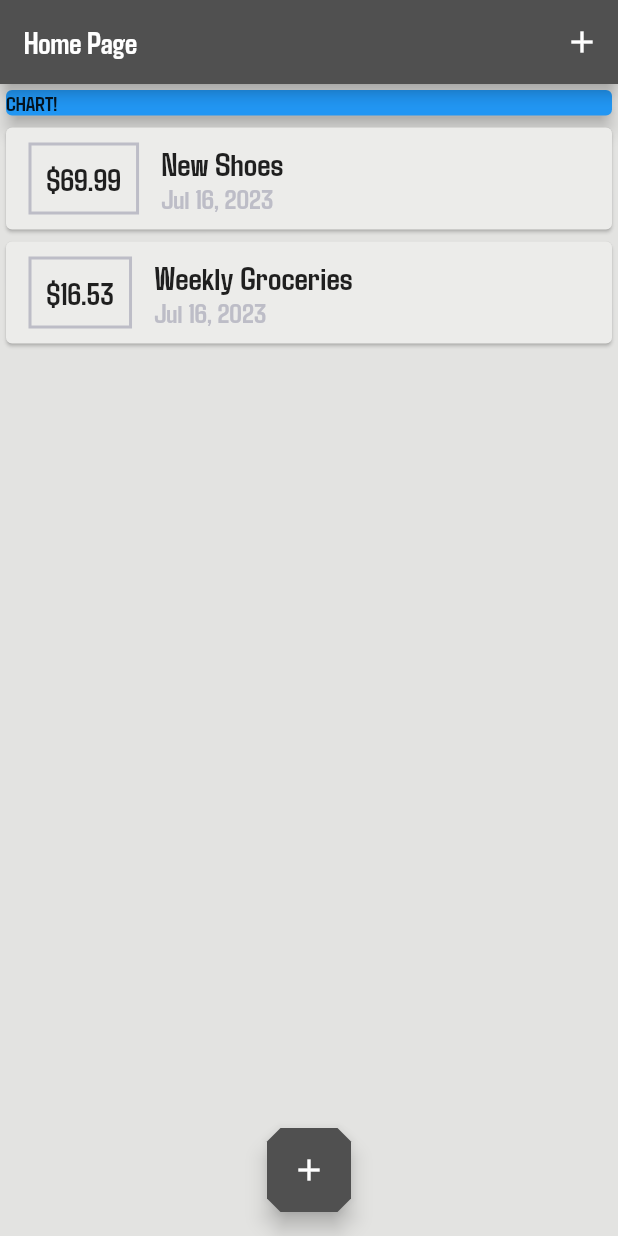
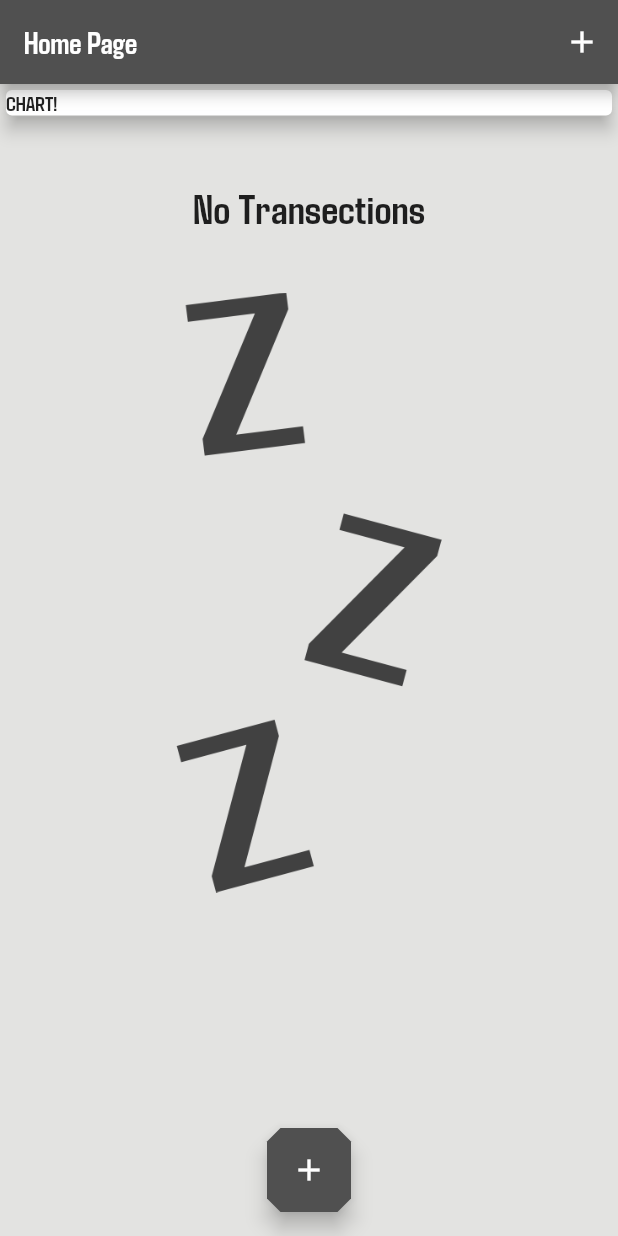
Before and after one commit to Muneeb1030/Expense-Manager-Flutter, a Flutter app: the screen it shows after launch, on a phone screen of 412 x 824 dp. Run offline on Flutter 3.47's test engine with Material 2 defaults, Android fonts, the phone set to English and light mode, and no system bars; our stand-ins replace flutter_spinkit.

Commit message:
No Transection Case Handled

```diff
--- a/lib/Acitivities/Home.dart
+++ b/lib/Acitivities/Home.dart
@@ -13,18 +13,18 @@ class Home extends StatefulWidget {
 
 class _HomeState extends State<Home> {
   final List<Transaction> userTransactions = [
-    Transaction(
-      id: 't1',
-      title: 'New Shoes',
-      amount: 69.99,
-      date: DateTime.now(),
-    ),
-    Transaction(
-      id: 't2',
-      title: 'Weekly Groceries',
-      amount: 16.53,
-      date: DateTime.now(),
-    ),
+    // Transaction(
+    //   id: 't1',
+    //   title: 'New Shoes',
+    //   amount: 69.99,
+    //   date: DateTime.now(),
+    // ),
+    // Transaction(
+    //   id: 't2',
+    //   title: 'Weekly Groceries',
+    //   amount: 16.53,
+    //   date: DateTime.now(),
+    // ),
   ];
 
   void _addNewTransaction(String txTitle, double txAmount) {
@@ -72,12 +72,32 @@ class _HomeState extends State<Home> {
             Container(
               width: double.infinity,
               child: Card(
-                color: Colors.blue,
                 child: Text('CHART!'),
                 elevation: 5,
               ),
             ),
-            TransactionList(userTransactions),
+            userTransactions.length == 0
+                ? Container(
+                    padding: EdgeInsets.only(top: 40),
+                    child: Column(
+                      mainAxisAlignment: MainAxisAlignment.center,
+                      children: [
+                        Text(
+                          "No Transections",
+                          style: TextStyle(fontSize: 28),
+                        ),
+                        SizedBox(
+                          height: 40,
+                        ),
+                        Image(
+                          image: AssetImage("images/waiting.png"),
+                          width: 400,
+                          height: 400,
+                        ),
+                      ],
+                    ),
+                  )
+                : TransactionList(userTransactions)
           ],
         ),
       ),
--- a/pubspec.yaml
+++ b/pubspec.yaml
@@ -26,6 +26,7 @@ flutter:
 
   assets:
     - images/logo.png
+    - images/waiting.png
   #   - images/a_dot_ham.jpeg
 
   fonts:
```
Also changed, not shown: images/waiting.png (added).
